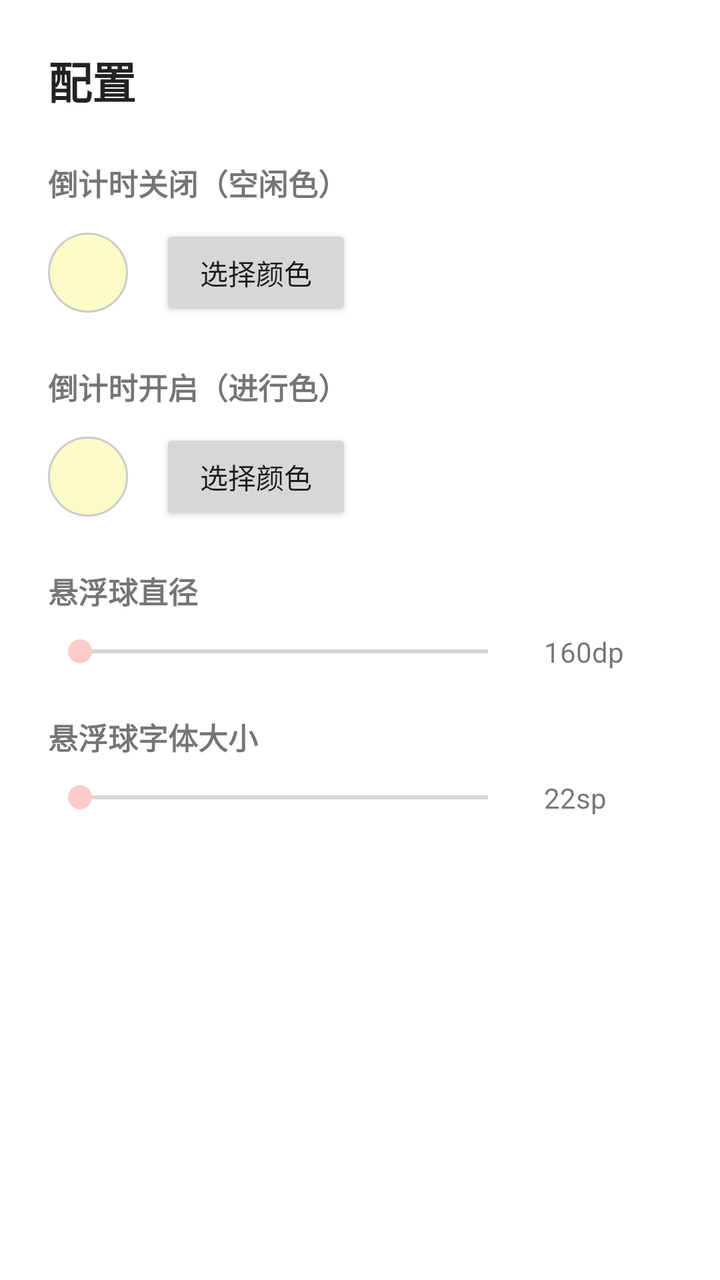
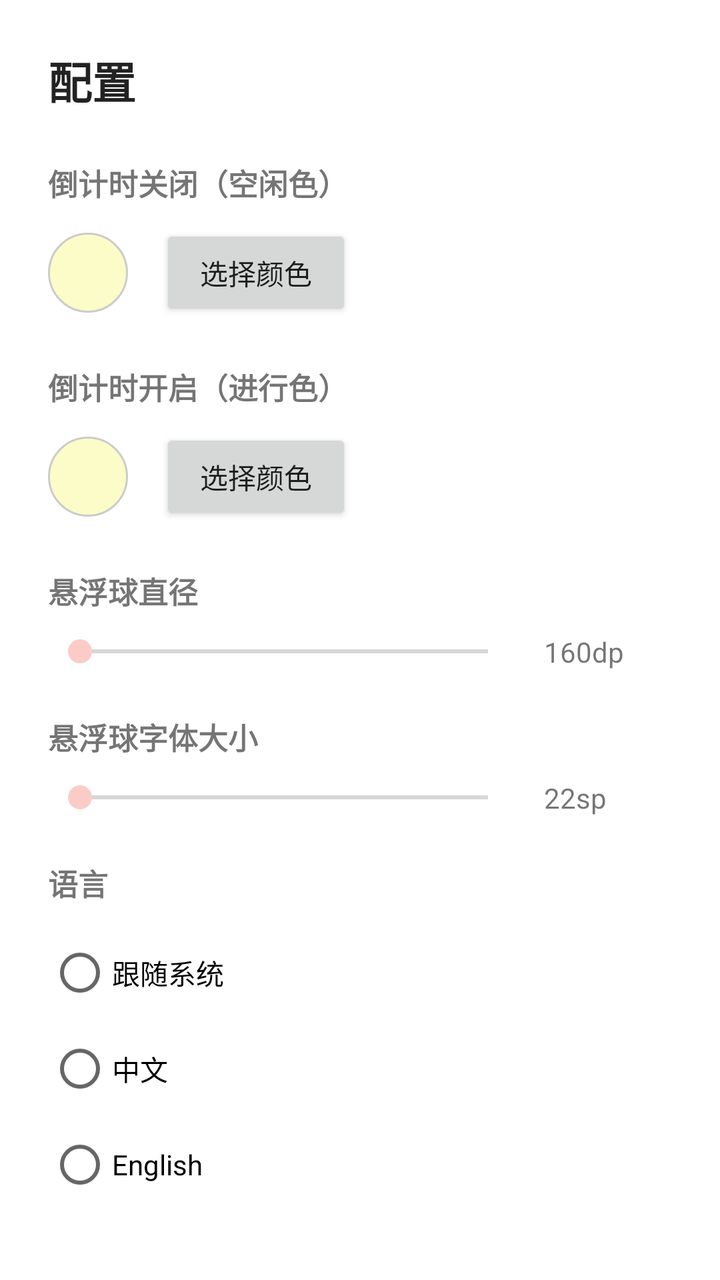

The first picture is an Android layout as it rendered before a commit; the second is the same layout after the commit. The layout source and the unified diff follow.
<!-- AndroidManifest.xml: application theme Theme.FloatTime -->
<!-- res/layout/page_config.xml -->
<?xml version="1.0" encoding="utf-8"?>
<ScrollView xmlns:android="http://schemas.android.com/apk/res/android"
    android:layout_width="match_parent"
    android:layout_height="match_parent">

    <LinearLayout
        android:layout_width="match_parent"
        android:layout_height="wrap_content"
        android:orientation="vertical"
        android:padding="24dp">

        <TextView
            android:layout_width="wrap_content"
            android:layout_height="wrap_content"
            android:text="@string/page_config_title"
            android:textSize="22sp"
            android:textStyle="bold"
            android:textColor="#222222"
            android:layout_marginBottom="24dp" />

        
        <TextView
            android:layout_width="wrap_content"
            android:layout_height="wrap_content"
            android:text="@string/label_idle_color"
            android:textSize="15sp"
            android:textStyle="bold"
            android:layout_marginBottom="10dp" />

        <LinearLayout
            android:layout_width="match_parent"
            android:layout_height="wrap_content"
            android:orientation="horizontal"
            android:gravity="center_vertical"
            android:layout_marginBottom="22dp">

            <View
                android:id="@+id/swatchIdle"
                android:layout_width="40dp"
                android:layout_height="40dp"
                android:background="@drawable/swatch_bg" />

            <Button
                android:id="@+id/btnIdleColor"
                android:layout_width="wrap_content"
                android:layout_height="wrap_content"
                android:text="@string/btn_pick_color"
                android:layout_marginStart="16dp"
                android:minWidth="0dp"
                android:paddingStart="20dp"
                android:paddingEnd="20dp" />
        </LinearLayout>

        
        <TextView
            android:layout_width="wrap_content"
            android:layout_height="wrap_content"
            android:text="@string/label_active_color"
            android:textSize="15sp"
            android:textStyle="bold"
            android:layout_marginBottom="10dp" />

        <LinearLayout
            android:layout_width="match_parent"
            android:layout_height="wrap_content"
            android:orientation="horizontal"
            android:gravity="center_vertical"
            android:layout_marginBottom="22dp">

            <View
                android:id="@+id/swatchActive"
                android:layout_width="40dp"
                android:layout_height="40dp"
                android:background="@drawable/swatch_bg" />

            <Button
                android:id="@+id/btnActiveColor"
                android:layout_width="wrap_content"
                android:layout_height="wrap_content"
                android:text="@string/btn_pick_color"
                android:layout_marginStart="16dp"
                android:minWidth="0dp"
                android:paddingStart="20dp"
                android:paddingEnd="20dp" />
        </LinearLayout>

        
        <TextView
            android:layout_width="wrap_content"
            android:layout_height="wrap_content"
            android:text="@string/label_ball_size"
            android:textSize="15sp"
            android:textStyle="bold"
            android:layout_marginBottom="10dp" />

        <LinearLayout
            android:layout_width="match_parent"
            android:layout_height="wrap_content"
            android:orientation="horizontal"
            android:gravity="center_vertical">

            <SeekBar
                android:id="@+id/seekSize"
                android:layout_width="0dp"
                android:layout_height="wrap_content"
                android:layout_weight="1"
                android:max="240" />

            <TextView
                android:id="@+id/textSize"
                android:layout_width="wrap_content"
                android:layout_height="wrap_content"
                android:text="160dp"
                android:textSize="14sp"
                android:layout_marginStart="12dp"
                android:minWidth="64dp" />
        </LinearLayout>

        
        <TextView
            android:layout_width="wrap_content"
            android:layout_height="wrap_content"
            android:text="@string/label_text_size"
            android:textSize="15sp"
            android:textStyle="bold"
            android:layout_marginTop="22dp"
            android:layout_marginBottom="10dp" />

        <LinearLayout
            android:layout_width="match_parent"
            android:layout_height="wrap_content"
            android:orientation="horizontal"
            android:gravity="center_vertical">

            <SeekBar
                android:id="@+id/seekTextSize"
                android:layout_width="0dp"
                android:layout_height="wrap_content"
                android:layout_weight="1"
                android:max="40" />

            <TextView
                android:id="@+id/textTextSize"
                android:layout_width="wrap_content"
                android:layout_height="wrap_content"
                android:text="22sp"
                android:textSize="14sp"
                android:layout_marginStart="12dp"
                android:minWidth="64dp" />
        </LinearLayout>

    </LinearLayout>

</ScrollView>
<!-- resources referenced by this layout -->
<resources>
  <!-- drawable swatch_bg (drawable) -->
  <?xml version="1.0" encoding="utf-8"?>
  <shape xmlns:android="http://schemas.android.com/apk/res/android"
      android:shape="oval">
      <solid android:color="#FFFBFCC7" />
      <stroke android:width="1dp" android:color="#FFCCCCCC" />
  </shape>
  <string name="btn_pick_color">选择颜色</string>
  <string name="label_active_color">倒计时开启（进行色）</string>
  <string name="label_ball_size">悬浮球直径</string>
  <string name="label_idle_color">倒计时关闭（空闲色）</string>
  <string name="label_text_size">悬浮球字体大小</string>
  <string name="page_config_title">配置</string>
  <style name="Theme.FloatTime" parent="Theme.MaterialComponents.DayNight.NoActionBar">
          <item name="colorPrimary">@color/peach_500</item>
          <item name="colorPrimaryVariant">@color/peach_700</item>
          <item name="colorOnPrimary">@color/black</item>
          <item name="colorSecondary">@color/peach_500</item>
          <item name="colorOnSecondary">@color/black</item>
          <item name="android:statusBarColor">@color/peach_500</item>
          <item name="android:windowDrawsSystemBarBackgrounds">true</item>
      </style>
  <color name="peach_500">#FFFBCCC7</color>
  <color name="peach_700">#FFD4A39E</color>
  <color name="black">#FF000000</color>
</resources>

<!-- the commit's change to res/layout/page_config.xml (unified diff, before → after) -->
@@ -149,6 +149,41 @@
                 android:minWidth="64dp" />
         </LinearLayout>
 
+        
+        <TextView
+            android:layout_width="wrap_content"
+            android:layout_height="wrap_content"
+            android:text="@string/label_language"
+            android:textSize="15sp"
+            android:textStyle="bold"
+            android:layout_marginTop="22dp"
+            android:layout_marginBottom="10dp" />
+
+        <RadioGroup
+            android:id="@+id/langGroup"
+            android:layout_width="match_parent"
+            android:layout_height="wrap_content"
+            android:orientation="vertical">
+
+            <RadioButton
+                android:id="@+id/langSystem"
+                android:layout_width="wrap_content"
+                android:layout_height="wrap_content"
+                android:text="@string/lang_system" />
+
+            <RadioButton
+                android:id="@+id/langZh"
+                android:layout_width="wrap_content"
+                android:layout_height="wrap_content"
+                android:text="@string/lang_zh" />
+
+            <RadioButton
+                android:id="@+id/langEn"
+                android:layout_width="wrap_content"
+                android:layout_height="wrap_content"
+                android:text="@string/lang_en" />
+        </RadioGroup>
+
     </LinearLayout>
 
 </ScrollView>
<!-- resource entries referenced after the edit -->
@@ -11,7 +11,11 @@
   <string name="label_active_color">倒计时开启（进行色）</string>
   <string name="label_ball_size">悬浮球直径</string>
   <string name="label_idle_color">倒计时关闭（空闲色）</string>
+  <string name="label_language">语言</string>
   <string name="label_text_size">悬浮球字体大小</string>
+  <string name="lang_en">English</string>
+  <string name="lang_system">跟随系统</string>
+  <string name="lang_zh">中文</string>
   <string name="page_config_title">配置</string>
   <style name="Theme.FloatTime" parent="Theme.MaterialComponents.DayNight.NoActionBar">
           <item name="colorPrimary">@color/peach_500</item>
